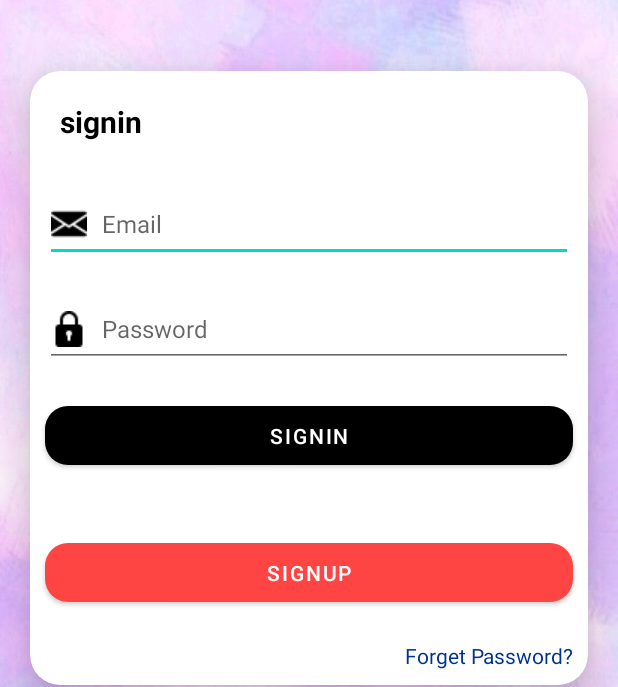
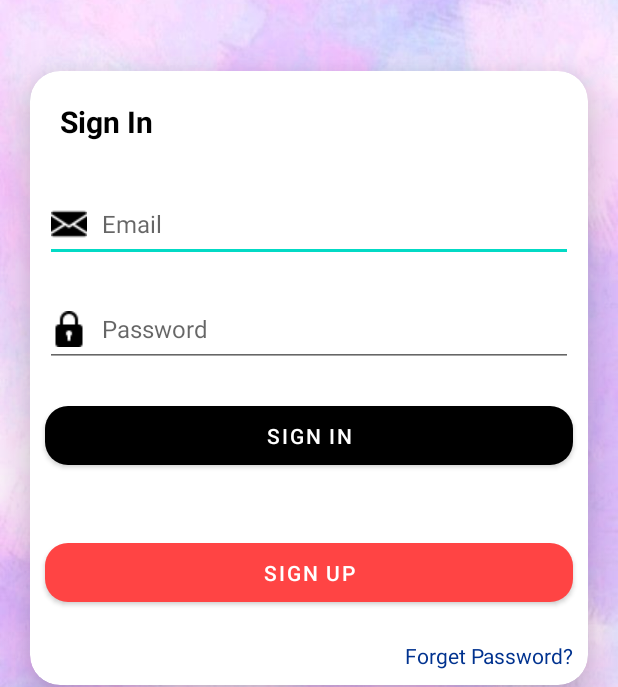
Before and after one commit to IT21050794/MAD-Project, an Android app: the CustomerLogin screen opened directly, with no data from a screen before it, on a phone screen of 412 x 824 dp. Shown: the part 240-927 px from the top of the screen. Run offline under Robolectric (Android 15) with nearby library versions, the phone set to English and light mode, and no system bars; our stand-ins replace Firebase (no records; nobody signed in at launch, a user with empty details on screens opened directly); Roboto replaces fonts that are not available here.

Commit message:
enhancement/edited names

```diff
--- a/app/src/main/res/layout/activity_customer_home.xml
+++ b/app/src/main/res/layout/activity_customer_home.xml
@@ -14,7 +14,7 @@
         android:layout_height="wrap_content"
         android:fontFamily="@font/aclonica"
         android:gravity="center"
-        android:text="Dress Hub"
+        android:text="Kleren Designs"
         android:textColor="#000000"
         android:textSize="34sp"
         android:textStyle="bold" />
--- a/app/src/main/res/layout/activity_customer_login.xml
+++ b/app/src/main/res/layout/activity_customer_login.xml
@@ -28,7 +28,7 @@
                 android:layout_width="match_parent"
                 android:layout_height="wrap_content"
                 android:padding="20dp"
-                android:text="signin"
+                android:text="Sign In"
                 android:textColor="#000000"
                 android:textSize="20sp"
                 android:textStyle="bold" />
@@ -63,7 +63,7 @@
                 android:layout_height="wrap_content"
                 android:layout_margin="10dp"
                 android:padding="10dp"
-                android:text="signin"
+                android:text="sign in"
                 android:textColor="#ffffff"
                 app:backgroundTint="@color/black"
                 app:cornerRadius="15dp" />
@@ -77,7 +77,7 @@
                 android:layout_marginRight="10dp"
                 android:layout_marginBottom="10dp"
                 android:padding="10dp"
-                android:text="signup"
+                android:text="sign up"
                 android:textColor="#ffffff"
                 app:backgroundTint="@android:color/holo_red_light"
                 app:cornerRadius="15dp" />
--- a/app/src/main/res/layout/activity_seller_login.xml
+++ b/app/src/main/res/layout/activity_seller_login.xml
@@ -28,7 +28,7 @@
                 android:layout_width="match_parent"
                 android:layout_height="wrap_content"
                 android:padding="20dp"
-                android:text="signin"
+                android:text="Sign In"
                 android:textColor="#000000"
                 android:textSize="20sp"
                 android:textStyle="bold" />
@@ -63,7 +63,7 @@
                 android:layout_height="wrap_content"
                 android:layout_margin="10dp"
                 android:padding="10dp"
-                android:text="signin"
+                android:text="sign in"
                 android:textColor="#ffffff"
                 app:backgroundTint="@color/black"
                 app:cornerRadius="15dp" />
@@ -77,7 +77,7 @@
                 android:layout_marginRight="10dp"
                 android:layout_marginBottom="10dp"
                 android:padding="10dp"
-                android:text="signup"
+                android:text="sign up"
                 android:textColor="#ffffff"
                 app:backgroundTint="@android:color/holo_red_light"
                 app:cornerRadius="15dp" />
--- a/app/src/main/res/layout/custom_bagitems_update.xml
+++ b/app/src/main/res/layout/custom_bagitems_update.xml
@@ -23,7 +23,7 @@
                 android:layout_height="wrap_content"
                 android:fontFamily="@font/aclonica"
                 android:gravity="center"
-                android:text="Dress Hub"
+                android:text="Kleren Designs"
                 android:textColor="#000000"
                 android:textSize="34sp"
                 android:textStyle="bold" />
--- a/app/src/main/res/layout/custom_product_update.xml
+++ b/app/src/main/res/layout/custom_product_update.xml
@@ -23,7 +23,7 @@
                 android:layout_height="wrap_content"
                 android:fontFamily="@font/aclonica"
                 android:gravity="center"
-                android:text="Dress Hub"
+                android:text="Kleren Designs"
                 android:textColor="#000000"
                 android:textSize="34sp"
                 android:textStyle="bold" />
@@ -67,7 +67,7 @@
                 android:layout_margin="10dp"
                 android:background="@drawable/btn_background"
                 android:ems="10"
-                android:hint="Matireal of the dress"
+                android:hint="Material of the dress"
                 android:inputType="textPersonName"
                 android:paddingLeft="8dp"
                 tools:ignore="TouchTargetSizeCheck" />
@@ -103,7 +103,7 @@
                 android:layout_margin="10dp"
                 android:background="@drawable/btn_background"
                 android:ems="10"
-                android:hint="dPrice"
+                android:hint="Price"
                 android:inputType="textPersonName"
                 android:paddingLeft="8dp"
                 tools:ignore="TouchTargetSizeCheck" />
```
